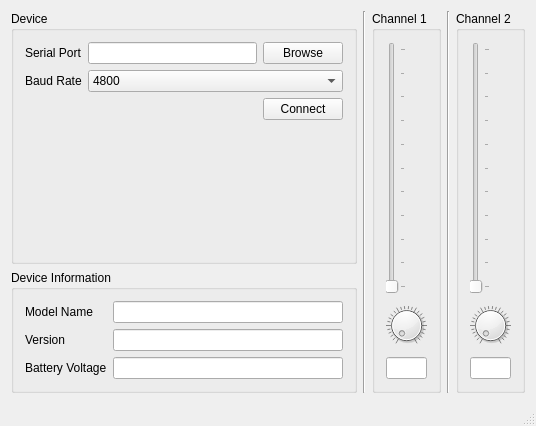
archnemesis/ServoController, file src/mainwindow.ui: the form before one commit.
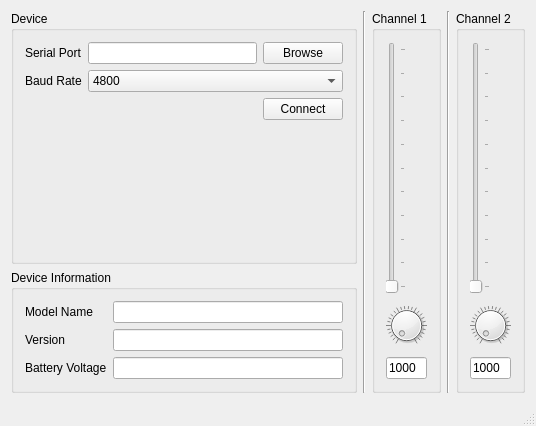
The form after the commit.

Diff of the .ui file:
```diff
--- a/src/mainwindow.ui
+++ b/src/mainwindow.ui
@@ -253,6 +253,12 @@
            <verstretch>0</verstretch>
           </sizepolicy>
          </property>
+         <property name="text">
+          <string>1000</string>
+         </property>
+         <property name="readOnly">
+          <bool>true</bool>
+         </property>
         </widget>
        </item>
       </layout>
@@ -338,6 +344,12 @@
            <verstretch>0</verstretch>
           </sizepolicy>
          </property>
+         <property name="text">
+          <string>1000</string>
+         </property>
+         <property name="readOnly">
+          <bool>true</bool>
+         </property>
         </widget>
        </item>
       </layout>
```
